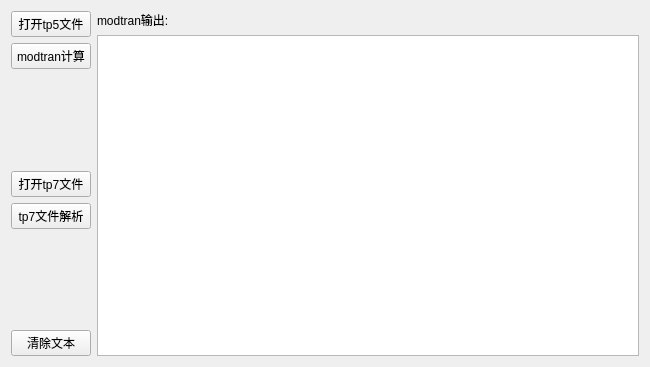
Above: mtrWidget/mtrWidget.ui from HUSTJiangHao/Modtran4 before the change. Below: the same form after it.
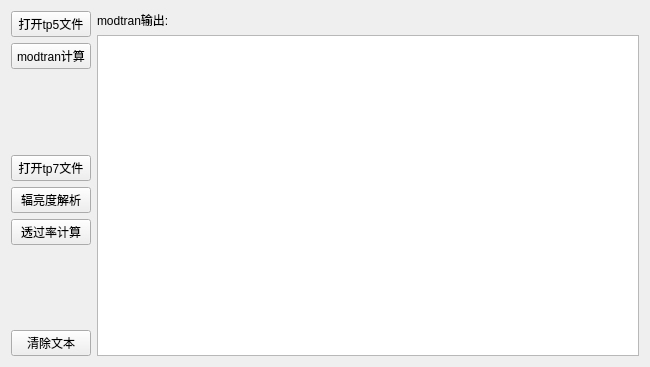
That is the form after the change.

Commit message: 添加透过率计算（未完成）

The edit to the form file:
```diff
--- a/mtrWidget/mtrWidget.ui
+++ b/mtrWidget/mtrWidget.ui
@@ -54,7 +54,14 @@
       <item>
        <widget class="QPushButton" name="btn_processTp7">
         <property name="text">
-         <string>tp7文件解析</string>
+         <string>辐亮度解析</string>
+        </property>
+       </widget>
+      </item>
+      <item>
+       <widget class="QPushButton" name="btn_cTransmittance">
+        <property name="text">
+         <string>透过率计算</string>
         </property>
        </widget>
       </item>
```
Left out of the diff: 2 changed lines with no effect on the pictures. The commit also changes 8 other files.
